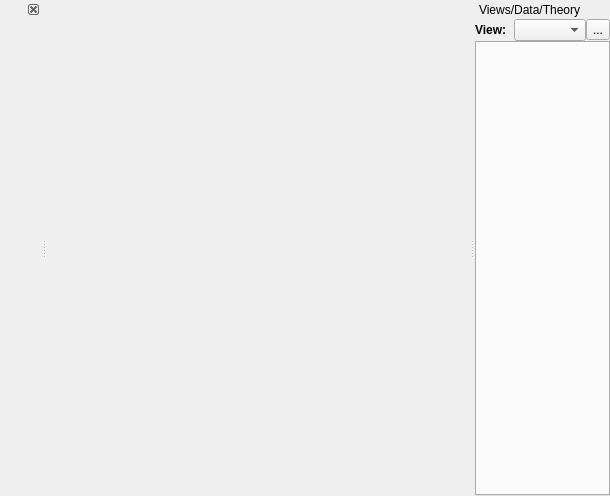
Old version of the form RepTate/gui/QApplicationWindow.ui in the repository jorge-ramirez-upm/RepTate.
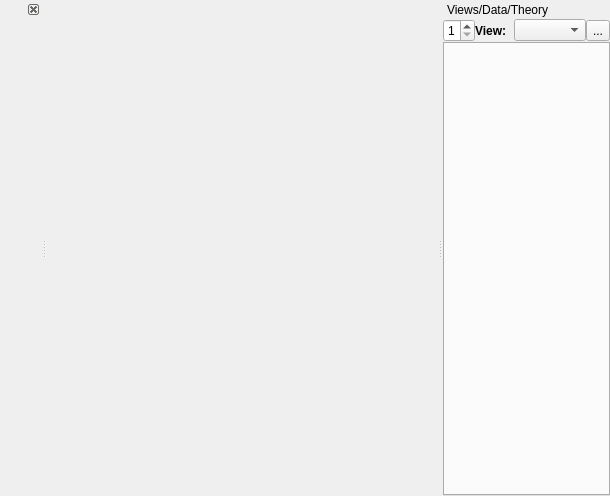
New version of the form. Icons and pictures are not drawn.

The edit to the form file:
```diff
--- a/RepTate/gui/QApplicationWindow.ui
+++ b/RepTate/gui/QApplicationWindow.ui
@@ -139,6 +139,25 @@
        <property name="spacing">
         <number>0</number>
        </property>
+       <item>
+        <widget class="QSpinBox" name="sp_nviews">
+         <property name="maximumSize">
+          <size>
+           <width>32</width>
+           <height>16777215</height>
+          </size>
+         </property>
+         <property name="minimum">
+          <number>1</number>
+         </property>
+         <property name="maximum">
+          <number>4</number>
+         </property>
+         <property name="value">
+          <number>1</number>
+         </property>
+        </widget>
+       </item>
        <item>
         <widget class="QLabel" name="label">
          <property name="minimumSize">
```
Left out of the diff: 46 changed lines with no effect on the pictures.
